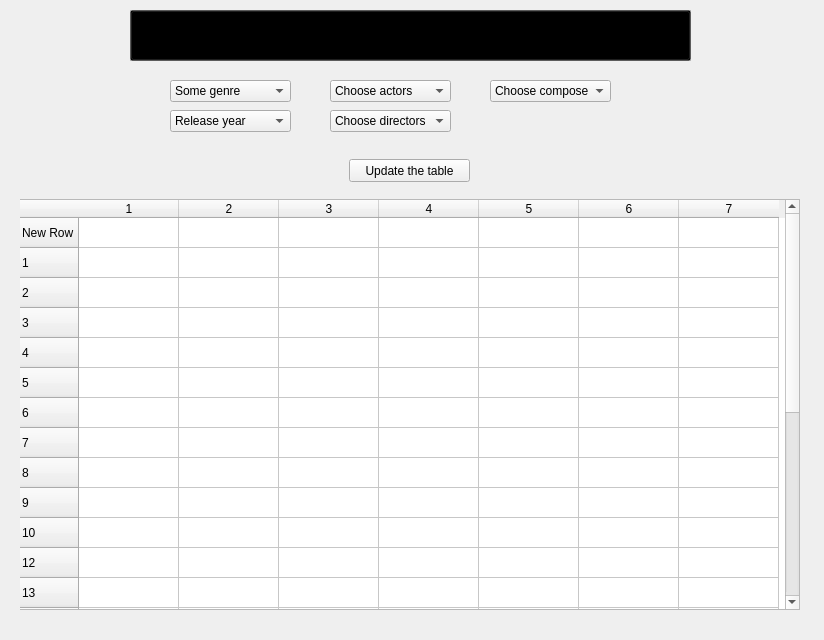
Old version of the form qt/base_window.ui in the repository alexamarki/kinojecture-qt.
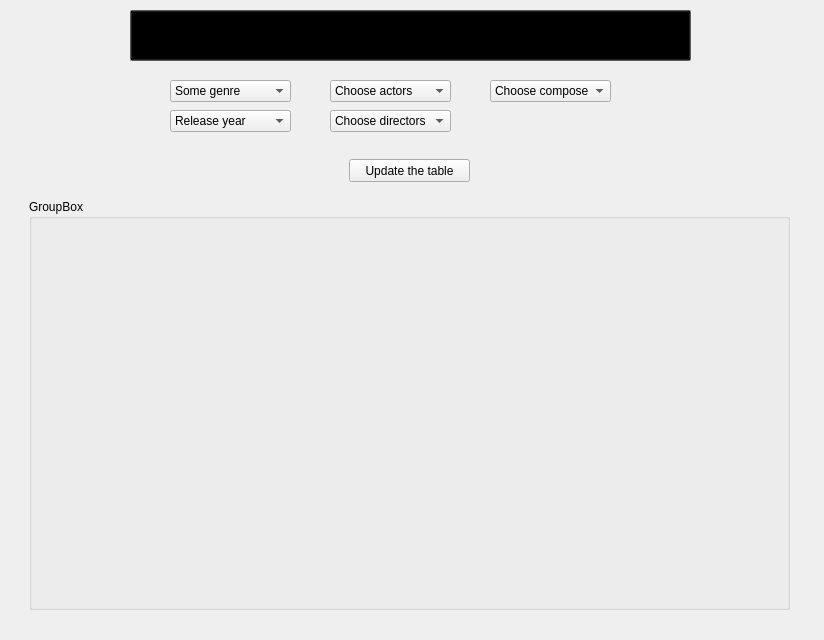
New version of the form. The open tabs and pages were chosen to show the change. Custom widgets are drawn as their Qt base class.

Commit message: movie table is being displayed but sadly there is nothing in the table which is displayed

```diff
--- a/qt/base_window.ui
+++ b/qt/base_window.ui
@@ -677,176 +677,6 @@
       </widget>
      </widget>
      <widget class="QWidget" name="table_show">
-      <widget class="QTableWidget" name="movies_table">
-       <property name="geometry">
-        <rect>
-         <x>0</x>
-         <y>50</y>
-         <width>781</width>
-         <height>411</height>
-        </rect>
-       </property>
-       <row>
-        <property name="text">
-         <string>New Row</string>
-        </property>
-       </row>
-       <row>
-        <property name="text">
-         <string>1</string>
-        </property>
-       </row>
-       <row>
-        <property name="text">
-         <string>2</string>
-        </property>
-       </row>
-       <row>
-        <property name="text">
-         <string>3</string>
-        </property>
-       </row>
-       <row>
-        <property name="text">
-         <string>4</string>
-        </property>
-       </row>
-       <row>
-        <property name="text">
-         <string>5</string>
-        </property>
-       </row>
-       <row>
-        <property name="text">
-         <string>6</string>
-        </property>
-       </row>
-       <row>
-        <property name="text">
-         <string>7</string>
-        </property>
-       </row>
-       <row>
-        <property name="text">
-         <string>8</string>
-        </property>
-       </row>
-       <row>
-        <property name="text">
-         <string>9</string>
-        </property>
-       </row>
-       <row>
-        <property name="text">
-         <string>10</string>
-        </property>
-       </row>
-       <row>
-        <property name="text">
-         <string>12</string>
-        </property>
-       </row>
-       <row>
-        <property name="text">
-         <string>13</string>
-        </property>
-       </row>
-       <row>
-        <property name="text">
-         <string>12</string>
-        </property>
-       </row>
-       <row>
-        <property name="text">
-         <string>15</string>
-        </property>
-       </row>
-       <row>
-        <property name="text">
-         <string>New Row</string>
-        </property>
-       </row>
-       <row>
-        <property name="text">
-         <string>16</string>
-        </property>
-       </row>
-       <row>
-        <property name="text">
-         <string>18</string>
-        </property>
-       </row>
-       <row>
-        <property name="text">
-         <string>18</string>
-        </property>
-       </row>
-       <row>
-        <property name="text">
-         <string>19</string>
-        </property>
-       </row>
-       <row>
-        <property name="text">
-         <string>21</string>
-        </property>
-       </row>
-       <row>
-        <property name="text">
-         <string>New Row</string>
-        </property>
-       </row>
-       <row>
-        <property name="text">
-         <string>22</string>
-        </property>
-       </row>
-       <row>
-        <property name="text">
-         <string>23</string>
-        </property>
-       </row>
-       <row>
-        <property name="text">
-         <string>25</string>
-        </property>
-       </row>
-       <column>
-        <property name="text">
-         <string>1</string>
-        </property>
-       </column>
-       <column>
-        <property name="text">
-         <string>2</string>
-        </property>
-       </column>
-       <column>
-        <property name="text">
-         <string>3</string>
-        </property>
-       </column>
-       <column>
-        <property name="text">
-         <string>4</string>
-        </property>
-       </column>
-       <column>
-        <property name="text">
-         <string>5</string>
-        </property>
-       </column>
-       <column>
-        <property name="text">
-         <string>6</string>
-        </property>
-       </column>
-       <column>
-        <property name="text">
-         <string>7</string>
-        </property>
-       </column>
-      </widget>
       <widget class="QPushButton" name="update_movies_button">
        <property name="geometry">
         <rect>
@@ -860,6 +690,30 @@
         <string>Update the table</string>
        </property>
       </widget>
+      <widget class="QGroupBox" name="groupBox">
+       <property name="geometry">
+        <rect>
+         <x>10</x>
+         <y>50</y>
+         <width>761</width>
+         <height>411</height>
+        </rect>
+       </property>
+       <property name="title">
+        <string>GroupBox</string>
+       </property>
+       <widget class="QWidget" name="verticalLayoutWidget">
+        <property name="geometry">
+         <rect>
+          <x>0</x>
+          <y>10</y>
+          <width>761</width>
+          <height>401</height>
+         </rect>
+        </property>
+        <layout class="QVBoxLayout" name="verticalLayout"/>
+       </widget>
+      </widget>
      </widget>
     </widget>
    </widget>
```
Left out of the diff: 4 changed lines with no effect on the pictures. The commit also changes 5 other files.
